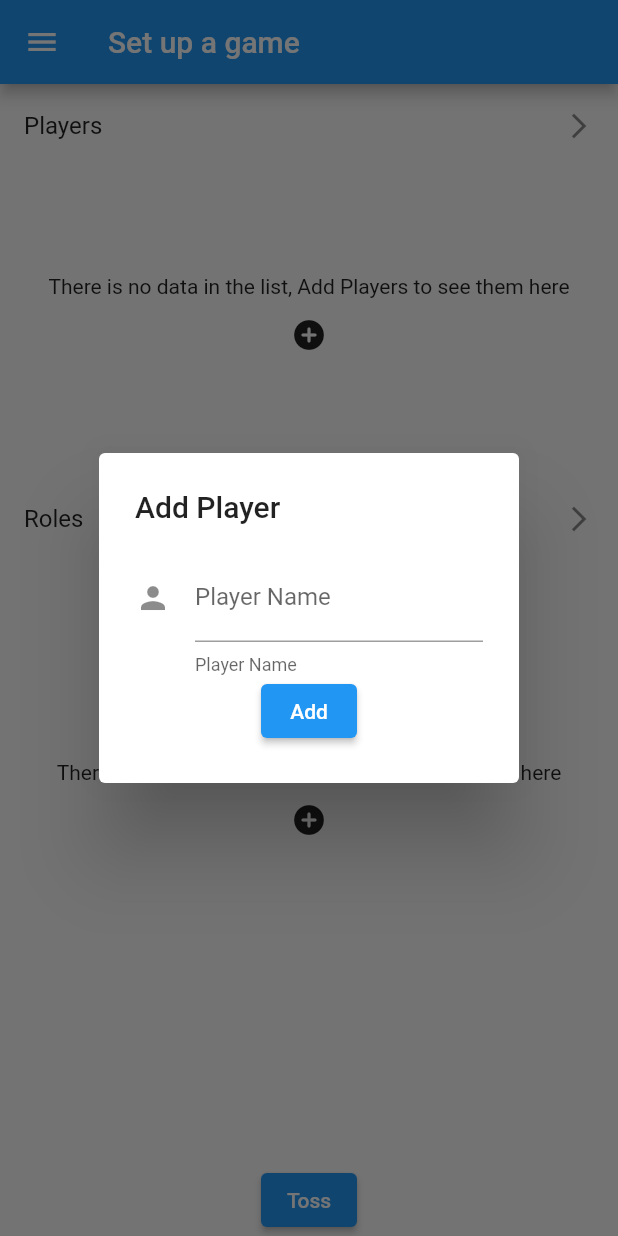
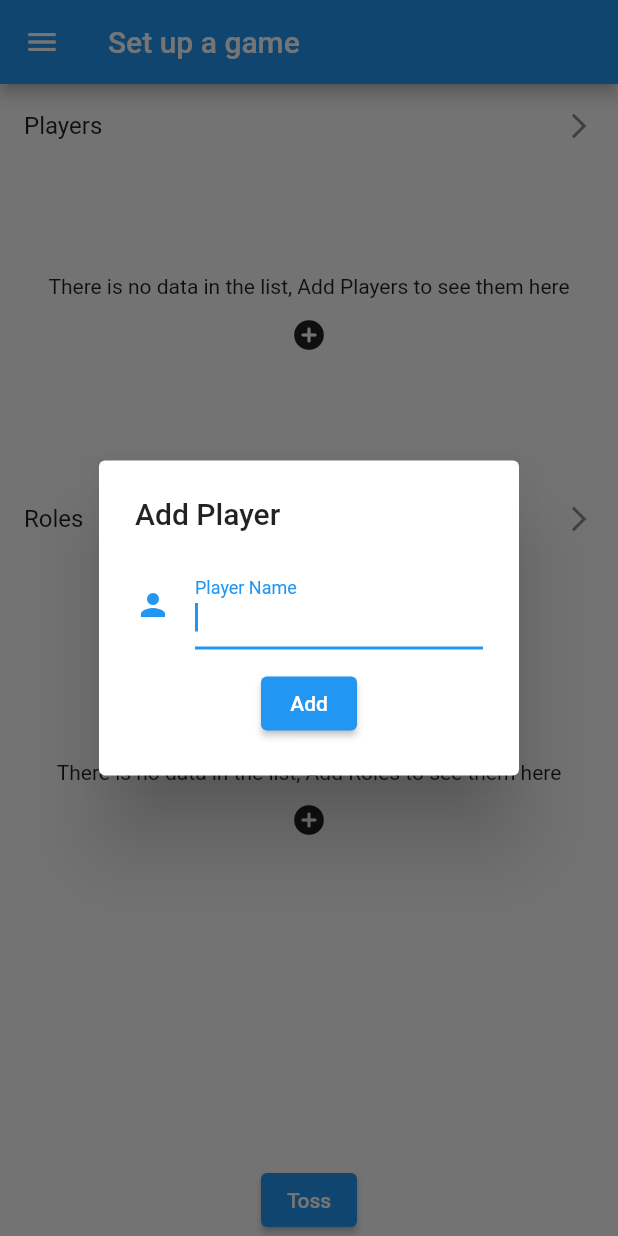
Before and after one commit to mrahimygk/mafia, a Flutter app: the screen it shows after launch, after a tap on the "add circle" icon, on a phone screen of 412 x 824 dp. Run offline on Flutter 3.47's test engine with Material 2 defaults, Android fonts, the light colour scheme and no system bars; our stand-ins replace dio, easy_localization, equatable, flutter_bloc, get_it, logger and 2 more; accounts and stored records are empty.

Commit message:
+ auto focus for insert dialog

```diff
--- a/lib/feature/player/insert/view/player_insert_dialog.dart
+++ b/lib/feature/player/insert/view/player_insert_dialog.dart
@@ -40,18 +40,21 @@ class PlayerInsertDialog
                     mainAxisSize: MainAxisSize.min,
                     children: [
                       TextFormField(
+                        autofocus: true,
                         controller: controller,
                         decoration: InputDecoration(
                           icon: Icon(Icons.person),
                           labelText: "playerName".tr(),
-                          helperText: "playerName".tr(),
                         ),
                       ),
-                      ElevatedButton(
-                          onPressed: () {
-                            _cubit.insertPlayer(controller.text.toString());
-                          },
-                          child: Text("add".tr())),
+                      Padding(
+                        padding: const EdgeInsets.only(top: 12.0),
+                        child: ElevatedButton(
+                            onPressed: () {
+                              _cubit.insertPlayer(controller.text.toString());
+                            },
+                            child: Text("add".tr())),
+                      ),
                     ],
                   )
                 : state is PlayerInsertLoadingState
@@ -63,8 +66,10 @@ class PlayerInsertDialog
                         ? Column(
                             mainAxisSize: MainAxisSize.min,
                             children: [
-                              Text("'${controller.text.toString()}'",
-                              style: TextStyle(fontSize: 24),),
+                              Text(
+                                "'${controller.text.toString()}'",
+                                style: TextStyle(fontSize: 24),
+                              ),
                               Row(
                                 children: [
                                   Padding(
```
